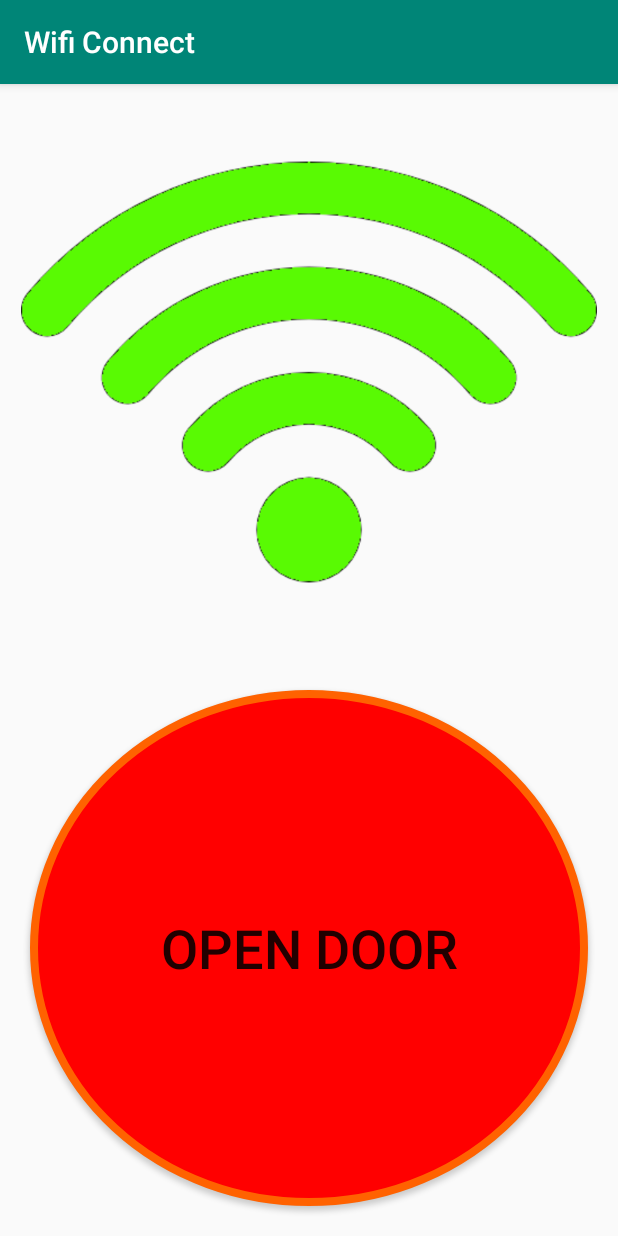
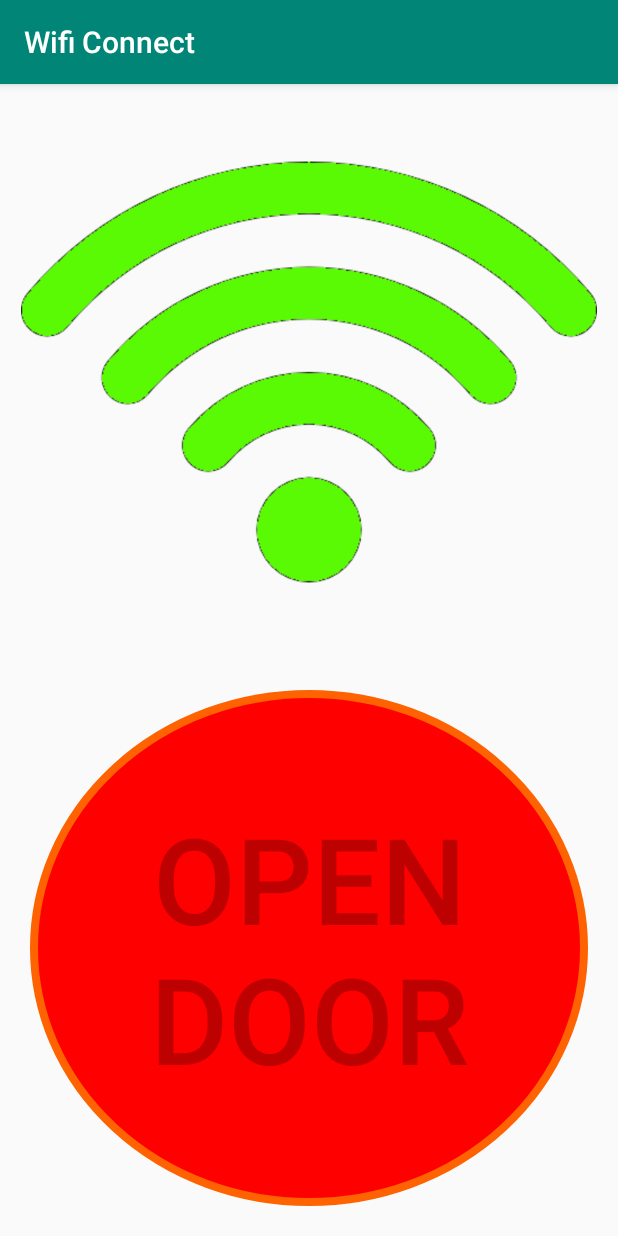
Before and after one commit to EthanShoe/WiFiConnect, an Android app: the screen it shows after launch (MainActivity), after a tap on "OPEN DOOR", on a phone screen of 412 x 824 dp. Run offline under Robolectric (Android 15) with nearby library versions, the phone set to English and light mode, and no system bars.

Commit message:
Changed button colors and mechanics

```diff
--- a/app/src/main/java/com/example/wificonnect/MainActivity.java
+++ b/app/src/main/java/com/example/wificonnect/MainActivity.java
@@ -20,15 +20,11 @@ import android.util.Log;
 import android.view.View;
 import android.webkit.WebView;
 import android.webkit.WebViewClient;
+import android.widget.Button;
 import android.widget.ImageView;
+import android.widget.Switch;
 import android.widget.Toast;
 
-import java.io.BufferedInputStream;
-import java.io.BufferedOutputStream;
-import java.io.Console;
-import java.io.InputStream;
-import java.io.OutputStream;
-import java.net.HttpURLConnection;
 import java.net.MalformedURLException;
 import java.net.URL;
 import java.net.URLConnection;
@@ -52,9 +48,11 @@ public class MainActivity extends AppCompatActivity {
     protected void onResume() {
         super.onResume();
 
+        SetButtonMode(0);
+
         WifiCheck();
 
-        final int interval = 5000; // 5 Seconds
+        final int interval = 7000; //7 Seconds
         Handler handler = new Handler();
         Runnable runnable = new Runnable(){
             public void run() {
@@ -75,47 +73,22 @@ public class MainActivity extends AppCompatActivity {
     }
 
     public void OpenDoorClick(View v){
+        SetButtonMode(1);
         try{
             URL url = new URL("http://192.168.1.10:8080/");
             WebView myWebView = (WebView) findViewById(R.id.webView);
-            myWebView.getSettings().setJavaScriptEnabled(true);
             myWebView.setWebViewClient(new WebViewClient());
             myWebView.loadUrl("http://192.168.1.10:8080");
 
-
-
-            /*HttpURLConnection urlConnection = (HttpURLConnection) url.openConnection();
-            urlConnection.setRequestMethod("GET");
-            urlConnection.connect();
-
-            urlConnection.getInputStream();
-
-
-
-            urlConnection.disconnect();*/
-
-
-            /*client.setRequestMethod("POST");
-            client.setRequestProperty("Key", "Value");
-            client.setDoOutput(true);
-
-            OutputStream outputPost = new BufferedOutputStream(client.getOutputStream());
-            writeStream(outputPost);
-            outputPost.flush();
-            outputPost.close();*/
-
         } catch (MalformedURLException error){
-            Toast.makeText(getApplicationContext(), error.toString(), Toast.LENGTH_LONG);
-        } catch (java.io.IOException error){
-            Toast.makeText(getApplicationContext(), error.toString(), Toast.LENGTH_LONG);
+            Log.d("STATUS", "MalformedURLException: " + error.toString());
         }
-
     }
 
     private void WifiCheck() {
         if (!isConnectedTo(networkSSID)){
             Log.d("STATUS", "WiFi was not connected upon opening app.");
-            findViewById(R.id.openDoor).setEnabled(false);
+            SetButtonMode(0);
             SetStatusSymbol(0);
 
             ConnectToNetwork();
@@ -123,22 +96,7 @@ public class MainActivity extends AppCompatActivity {
         else{
             Log.d("STATUS", "WiFi was connected upon opening app.");
             SetStatusSymbol(2);
-            findViewById(R.id.openDoor).setEnabled(true);
-        }
-    }
-
-    private void SetStatusSymbol(int status){
-        ImageView statusView = findViewById(R.id.statusView);
-        switch (status){
-            case 0:
-                statusView.setImageResource(R.drawable.wifi_red);
-                break;
-            case 1:
-                statusView.setImageResource(R.drawable.wifi_yellow);
-                break;
-            case 2:
-                statusView.setImageResource(R.drawable.wifi_green);
-                break;
+            SetButtonMode(2);
         }
     }
 
@@ -161,7 +119,7 @@ public class MainActivity extends AppCompatActivity {
                         Toast.makeText(getApplicationContext(), "Successfully connected to personal WiFi", Toast.LENGTH_LONG).show();
                         Log.d("STATUS", "WiFi was successfully connected.");
                         SetStatusSymbol(2);
-                        findViewById(R.id.openDoor).setEnabled(true);
+                        SetButtonMode(2);
                     }
                 });
 
@@ -207,4 +165,47 @@ public class MainActivity extends AppCompatActivity {
         return isConnected;
     }
 
+    private void SetStatusSymbol(int status){
+        ImageView statusView = findViewById(R.id.statusView);
+        switch (status){
+            case 0:
+                statusView.setImageResource(R.drawable.wifi_red);
+                break;
+            case 1:
+                statusView.setImageResource(R.drawable.wifi_yellow);
+                break;
+            case 2:
+                statusView.setImageResource(R.drawable.wifi_green);
+                break;
+        }
+    }
+
+    private void SetButtonMode(int status){
+        Button button = findViewById(R.id.openDoor);
+
+        switch (status){
+            case 0: //wifi not connected - disabled
+                button.setBackgroundResource(R.drawable.button_disconnected);
+                button.setEnabled(false);
+                break;
+            case 1: //button pressed - wait
+                button.setBackgroundResource(R.drawable.button_wait);
+                button.setEnabled(false);
+
+                final int interval = 7000; //7 Seconds
+                Handler handler = new Handler();
+                Runnable runnable = new Runnable(){
+                    public void run() {
+                        SetButtonMode(2);
+                    }
+                };
+                handler.postDelayed(runnable, interval);
+
+                break;
+            case 2: //button ready
+                button.setBackgroundResource(R.drawable.button_ready);
+                button.setEnabled(true);
+                break;
+        }
+    }
 }
--- /dev/null
+++ b/app/src/main/res/drawable/button_disconnected.xml
@@ -0,0 +1,10 @@
+<?xml version="1.0" encoding="utf-8"?>
+<selector xmlns:android="http://schemas.android.com/apk/res/android">
+    <item>
+        <shape android:shape="oval">
+            <stroke android:color="#858585" android:width="5dp" />
+            <solid android:color="#6b6b6b"/>
+            <size android:width="150dp" android:height="150dp"/>
+        </shape>
+    </item>
+</selector>
--- /dev/null
+++ b/app/src/main/res/drawable/button_ready.xml
@@ -0,0 +1,10 @@
+<?xml version="1.0" encoding="utf-8"?>
+<selector xmlns:android="http://schemas.android.com/apk/res/android">
+    <item>
+        <shape android:shape="oval">
+            <stroke android:color="#87ff93" android:width="5dp" />
+            <solid android:color="#07e81d"/>
+            <size android:width="150dp" android:height="150dp"/>
+        </shape>
+    </item>
+</selector>
--- a/app/src/main/res/layout/activity_main.xml
+++ b/app/src/main/res/layout/activity_main.xml
@@ -39,10 +39,10 @@
             android:layout_width="match_parent"
             android:layout_height="match_parent"
             android:layout_margin="20dp"
-            android:background="@drawable/round_button"
+            android:background="@drawable/button_disconnected"
             android:onClick="OpenDoorClick"
             android:text="Open Door"
-            android:textSize="36sp"
+            android:textSize="80sp"
             app:layout_constraintDimensionRatio="1:1" />
     </LinearLayout>
 
```
Also changed, not shown: app/src/main/res/drawable/button_wait.xml (renamed from app/src/main/res/drawable/round_button.xml).
